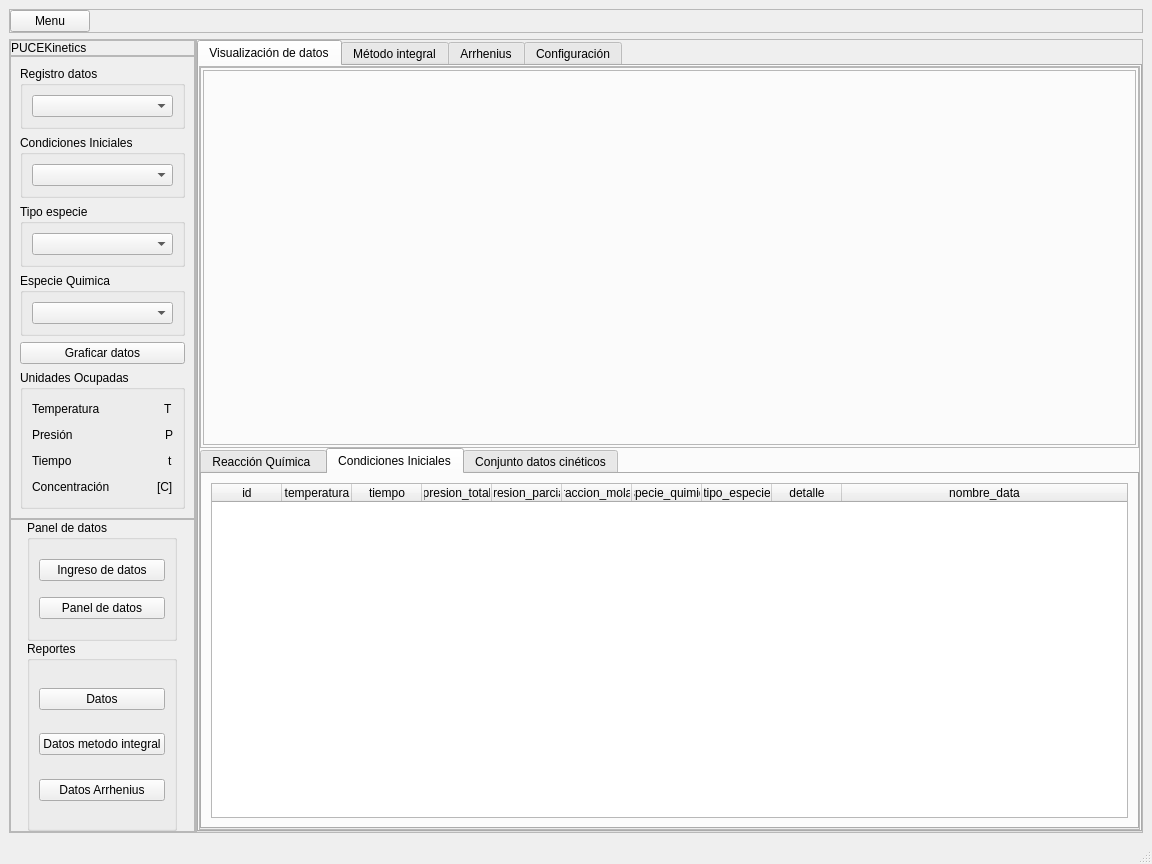
Qt form GUI/originales/dashboard_f_v1.ui (JuandresPUCE/PuceKinetics_tesis) before a commit.
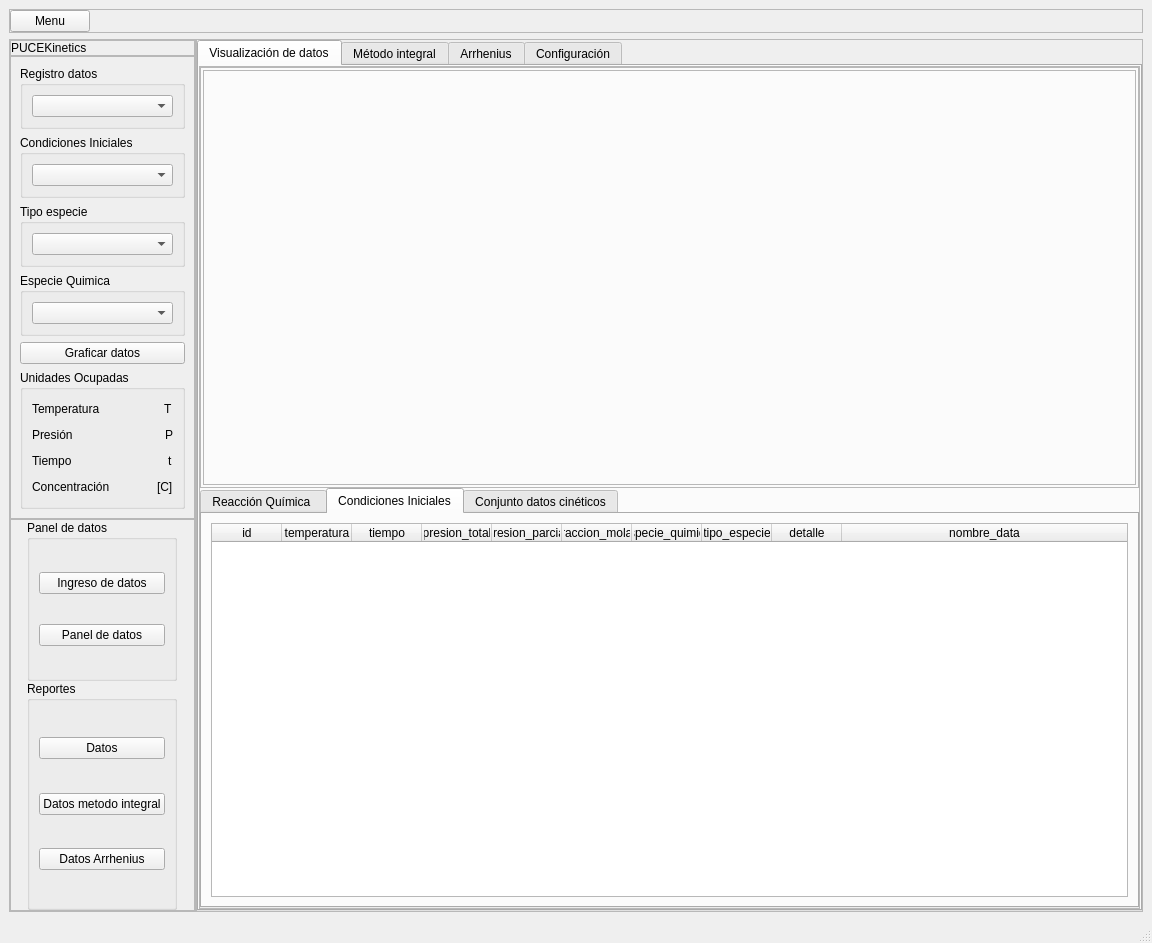
The same form after that commit.

What changed in the file:
```diff
--- a/GUI/originales/dashboard_f_v1.ui
+++ b/GUI/originales/dashboard_f_v1.ui
@@ -7,12 +7,15 @@
     <x>0</x>
     <y>0</y>
     <width>1152</width>
-    <height>864</height>
+    <height>943</height>
    </rect>
   </property>
   <property name="windowTitle">
    <string>MainWindow</string>
   </property>
+  <property name="styleSheet">
+   <string notr="true"/>
+  </property>
   <widget class="QWidget" name="centralwidget">
    <layout class="QVBoxLayout" name="verticalLayout">
     <item>
```
